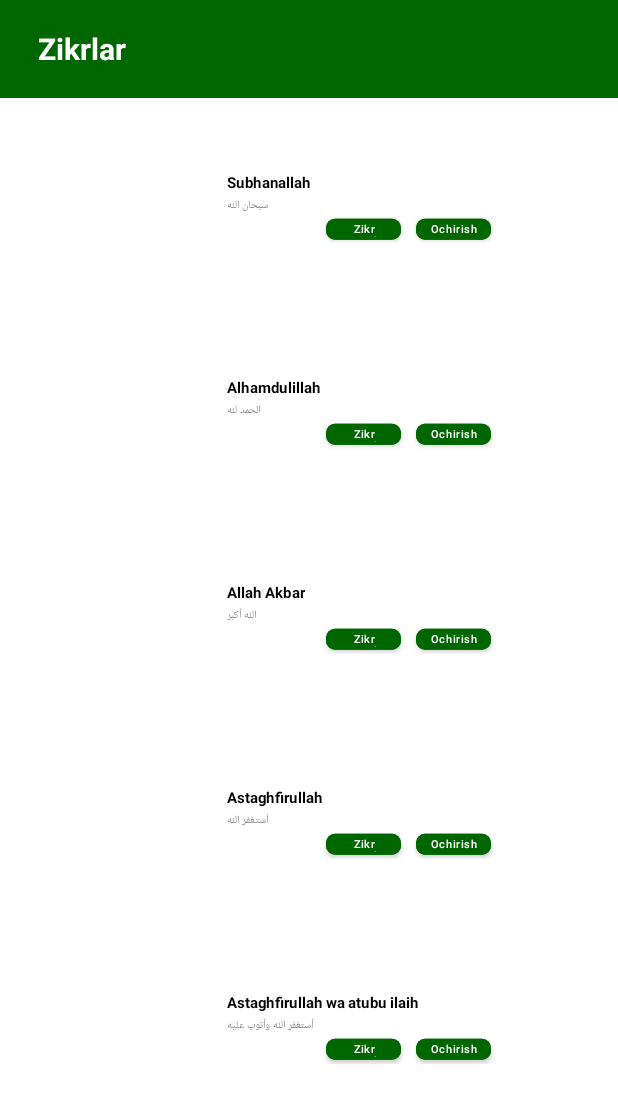
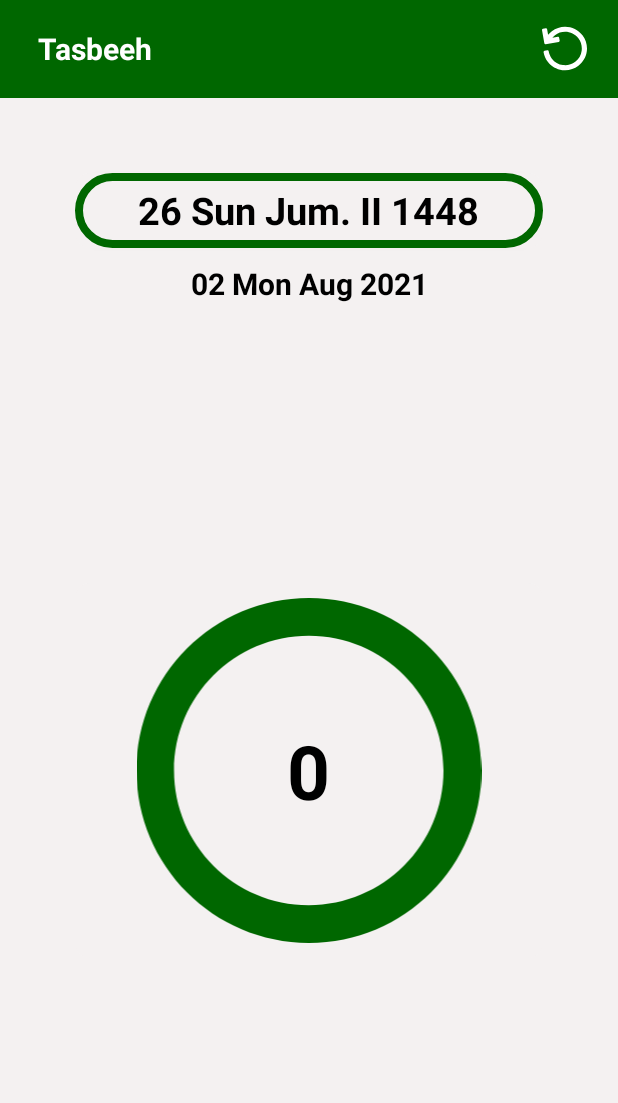
Before and after one commit to vohidof/Tasbeeh, an Android app: the screen it shows after launch (MainActivity), on a phone screen of 412 x 824 dp. Shown: the top 1103 px of the screen. Run offline under Robolectric (Android 15) with nearby library versions, the phone set to English and light mode, and no system bars.

Commit message:
Tasbeehda RecyclerViewdan foydalanilgan

```diff
--- a/app/src/main/java/Adapter/RvAdapter.kt
+++ /dev/null
@@ -1,47 +0,0 @@
-package Adapter
-
-import Model.Remembrance
-import android.content.Context
-import android.content.Intent
-import android.view.LayoutInflater
-import android.view.View
-import android.view.ViewGroup
-import android.view.animation.AnimationUtils
-import android.widget.ArrayAdapter
-import androidx.recyclerview.widget.RecyclerView
-import com.example.tasbeeh.R
-import com.example.tasbeeh.Tasbeeh
-import kotlinx.android.synthetic.main.item_rv.view.*
-
-class RvAdapter(var context: Context, var list: ArrayList<Remembrance>) :
-    RecyclerView.Adapter<RvAdapter.MyViewHolder>() {
-
-    inner class MyViewHolder(var itemView: View) : RecyclerView.ViewHolder(itemView) {
-        fun onBind(rvModel: Remembrance, position: Int) {
-            itemView.txtNameArabic.text = rvModel.nameArabic
-            itemView.txtNameLatin.text = rvModel.nameLatin
-            itemView.animation = AnimationUtils.loadAnimation(context, R.anim.anim1)
-
-            itemView.btn_zikraytish.setOnClickListener {
-                val intent = Intent(context, Tasbeeh::class.java)
-                intent.putExtra("nameArabic", list[position].nameArabic)
-                intent.putExtra("nameLatin", list[position].nameLatin)
-                intent.putExtra("total", list[position].total)
-                intent.putExtra("position", position)
-                context.startActivity(intent)
-            }
-        }
-    }
-
-    override fun onCreateViewHolder(parent: ViewGroup, viewType: Int): MyViewHolder {
-        return MyViewHolder(
-            LayoutInflater.from(parent.context).inflate(R.layout.item_rv, parent, false)
-        )
-    }
-
-    override fun onBindViewHolder(holder: MyViewHolder, position: Int) {
-        holder.onBind(list[position], position)
-    }
-
-    override fun getItemCount(): Int = list.size
-}
--- a/app/src/main/java/Cache/MySharedPreference.kt
+++ /dev/null
@@ -1,41 +0,0 @@
-package Cache
-
-import Model.Remembrance
-import android.content.Context
-import android.content.SharedPreferences
-import com.google.gson.Gson
-import com.google.gson.reflect.TypeToken
-
-
-object MySharedPreference {
-    private const val NAME = "KeshXotiraFayli"
-    private const val MODE = Context.MODE_PRIVATE
-    private lateinit var preferences: SharedPreferences
-
-    fun init(context: Context) {
-        preferences = context.getSharedPreferences(NAME, MODE)
-    }
-
-    private inline fun SharedPreferences.edit(operation: (SharedPreferences.Editor) -> Unit) {
-        val editor = edit()
-        operation(editor)
-        editor.apply()
-    }
-
-    var objectString: ArrayList<Remembrance>
-        get() = gsonStringToArray(preferences.getString("obekt", "[]")!!)
-        set(value) = preferences.edit {
-            if (value != null) {
-                it.putString("obekt", arrayToGsonString(value))
-            }
-        }
-
-    fun arrayToGsonString(arrayList: ArrayList<Remembrance>): String {
-        return Gson().toJson(arrayList)
-    }
-
-    fun gsonStringToArray(gsonString: String): ArrayList<Remembrance> {
-        val typeToken = object : TypeToken<ArrayList<Remembrance>>() {}.type
-        return Gson().fromJson(gsonString, typeToken)
-    }
-}
--- a/app/src/main/java/Model/Remembrance.kt
+++ /dev/null
@@ -1,19 +0,0 @@
-package Model
-
-import java.io.Serializable
-
-class Remembrance : Serializable {
-    var nameLatin:String? = null
-    var nameArabic:String? = null
-    var total : Int? = null
-
-
-
-    constructor(nameLatin: String?, nameArabic: String, total: Int?) {
-        this.nameLatin = nameLatin
-        this.nameArabic = nameArabic
-        this.total = total
-    }
-
-    constructor()
-}
--- a/app/src/main/java/com/example/tasbeeh/MainActivity.kt
+++ b/app/src/main/java/com/example/tasbeeh/MainActivity.kt
@@ -1,39 +1,60 @@
 package com.example.tasbeeh
 
-import Adapter.RvAdapter
-import Cache.MySharedPreference
-import Model.Remembrance
+import android.content.Context
+import android.content.SharedPreferences
+import android.os.Build
 import androidx.appcompat.app.AppCompatActivity
 import android.os.Bundle
+import android.widget.Toast
+import androidx.annotation.RequiresApi
+import androidx.core.view.isVisible
 import kotlinx.android.synthetic.main.activity_main.*
+import java.time.LocalDateTime
+import java.time.chrono.HijrahDate
+import java.time.format.DateTimeFormatter
+import java.util.*
 
 class MainActivity : AppCompatActivity() {
 
-    lateinit var rvAdapter: RvAdapter
+    lateinit var context: Context
 
+    @RequiresApi(Build.VERSION_CODES.O)
     override fun onCreate(savedInstanceState: Bundle?) {
         super.onCreate(savedInstanceState)
         setContentView(R.layout.activity_main)
         supportActionBar?.hide()
+        val sharedPreferences: SharedPreferences = getPreferences(Context.MODE_PRIVATE)
+        val editor: SharedPreferences.Editor = sharedPreferences.edit()
 
-    }
+        var number = sharedPreferences.getInt("timesRepeated", 0)
 
-    override fun onStart() {
-        super.onStart()
+        txtTotal.text = number.toString()
 
-        MySharedPreference.init(this)
-        val list = MySharedPreference.objectString
+        context = this
 
-        list.add(Remembrance("Subhanallah", "سبحان الله", 0))
-        list.add(Remembrance("Alhamdulillah", "الحمد لله", 0))
-        list.add(Remembrance("Allah Akbar", "الله أكبر", 0))
-        list.add(Remembrance("Astaghfirullah", "أستغفر الله", 0))
-        list.add(Remembrance("Astaghfirullah wa atubu ilaih", "أستغفر الله وأتوب عليه", 0))
+        imgPressCount.setOnClickListener {
+            number++
 
-        rvAdapter = RvAdapter(this, list)
+            editor.clear()
+            editor.putInt("timesRepeated", number)
+            editor.apply()
+            editor.commit()
 
-        rvAdapter.notifyDataSetChanged()
-        recyclerMovies.adapter = rvAdapter
+            number = sharedPreferences.getInt("timesRepeated", 0)
 
+            txtTotal.text = number.toString()
+
+        }
+
+        imgRestart.setOnClickListener {
+            number = 0
+            txtTotal.text = number.toString()
+
+        }
+        val latinedate = LocalDateTime.now()
+        val hijrah = HijrahDate.now()
+        val formatter = DateTimeFormatter.ofPattern("dd EEE MMM yyyy")
+        txtDateLatine.text = latinedate.format(formatter)
+        txtDateArabic.text = hijrah.format(formatter)
     }
 }
--- a/app/src/main/res/drawable/card_design.xml
+++ b/app/src/main/res/drawable/card_design.xml
@@ -6,4 +6,5 @@
         />
 
     <corners android:radius="30dp"/>
+
 </shape>
--- /dev/null
+++ b/app/src/main/res/drawable/ic_restart.xml
@@ -0,0 +1,9 @@
+<vector xmlns:android="http://schemas.android.com/apk/res/android"
+    android:width="303.596dp"
+    android:height="303.596dp"
+    android:viewportWidth="303.596"
+    android:viewportHeight="303.596">
+  <path
+      android:pathData="M273.193,62.099C245.08,25.376 202.332,4.314 155.911,4.314c-32.636,0 -63.584,10.485 -89.5,30.323c-9.377,7.179 -17.86,15.48 -25.245,24.642l-6.585,-37.299c-0.721,-4.079 -4.615,-6.807 -8.69,-6.082L6.196,19.374c-1.959,0.346 -3.7,1.456 -4.841,3.085c-1.141,1.63 -1.587,3.645 -1.241,5.604l15.646,88.629c0.643,3.638 3.807,6.198 7.377,6.198c0.433,0 0.872,-0.038 1.313,-0.116l88.63,-15.646c4.079,-0.72 6.802,-4.61 6.082,-8.689l-3.477,-19.695c-0.346,-1.959 -1.455,-3.7 -3.085,-4.841c-1.63,-1.141 -3.645,-1.586 -5.604,-1.241l-36.933,6.52c5.195,-6.14 11.075,-11.741 17.624,-16.754c19.762,-15.127 43.361,-23.122 68.247,-23.122c35.419,0 68.028,16.063 89.469,44.069c18.266,23.86 26.146,53.406 22.19,83.194c-3.957,29.789 -19.277,56.254 -43.138,74.519c-19.818,15.171 -43.38,23.19 -68.139,23.19c-4.996,0 -10.062,-0.336 -15.057,-0.999c-29.788,-3.956 -56.253,-19.275 -74.519,-43.137c-11.118,-14.523 -18.59,-31.659 -21.609,-49.556c-0.331,-1.961 -1.428,-3.711 -3.049,-4.864c-1.62,-1.153 -3.634,-1.613 -5.595,-1.284l-19.721,3.327c-4.084,0.689 -6.836,4.559 -6.148,8.643c3.963,23.495 13.759,45.975 28.33,65.009c23.948,31.284 58.647,51.37 97.702,56.557c6.534,0.868 13.165,1.308 19.708,1.308c32.486,0 63.39,-10.514 89.369,-30.402c31.285,-23.948 51.371,-58.647 56.558,-97.703C307.475,132.121 297.143,93.383 273.193,62.099z"
+      android:fillColor="@color/white"/>
+</vector>
--- a/app/src/main/res/layout/activity_main.xml
+++ b/app/src/main/res/layout/activity_main.xml
@@ -4,7 +4,8 @@
     xmlns:tools="http://schemas.android.com/tools"
     android:layout_width="match_parent"
     android:layout_height="match_parent"
-    tools:context=".MainActivity">
+    tools:context=".MainActivity"
+    android:background="@color/gray">
 
     <LinearLayout
         android:id="@+id/toolBar"
@@ -20,20 +21,132 @@
             android:layout_gravity="center"
             android:layout_marginStart="25dp"
             android:layout_marginLeft="25dp"
-            android:text="Zikrlar"
+            android:text="@string/tasbeeh"
             android:textColor="@color/white"
             android:textSize="20sp"
             android:textStyle="bold" />
 
+        <ImageView
+            android:id="@+id/imgRestart"
+            android:layout_width="50dp"
+            android:layout_height="50dp"
+            android:src="@drawable/ic_restart"
+            android:padding="10dp"
+            android:layout_marginTop="7dp"
+            android:layout_marginLeft="250dp"
+            android:layout_marginStart="250dp" />
+
     </LinearLayout>
 
-    <androidx.recyclerview.widget.RecyclerView
-        android:id="@+id/recyclerMovies"
+    <androidx.cardview.widget.CardView
+        android:id="@+id/card1"
         android:layout_width="match_parent"
-        android:layout_marginTop="65dp"
-        android:layout_height="match_parent"
-        app:layoutManager="androidx.recyclerview.widget.LinearLayoutManager"
-        app:layout_constraintTop_toBottomOf="@id/toolBar"
-        tools:listitem="@layout/item_rv" />
+        android:layout_height="50dp"
+        android:layout_marginHorizontal="50dp"
+        android:layout_marginTop="50dp"
+        android:backgroundTint="@color/gray"
+        android:foreground="@drawable/card_design"
+        app:cardCornerRadius="10dp"
+        app:layout_constraintLeft_toLeftOf="parent"
+        app:layout_constraintRight_toRightOf="parent"
+        app:layout_constraintTop_toBottomOf="@+id/toolBar">
+
+        <TextView
+            android:id="@+id/txtDateArabic"
+            android:layout_width="wrap_content"
+            android:layout_height="wrap_content"
+            android:layout_gravity="center"
+            android:text=""
+            android:textColor="@color/black"
+            android:textSize="25sp"
+            android:textStyle="bold" />
+
+    </androidx.cardview.widget.CardView>
+
+    <TextView
+        android:id="@+id/txtDateLatine"
+        android:layout_width="wrap_content"
+        android:layout_height="wrap_content"
+        android:layout_marginTop="10dp"
+        android:text="15 Juli 2021"
+        android:textColor="@color/black"
+        android:textSize="20sp"
+        android:textStyle="bold"
+        app:layout_constraintLeft_toLeftOf="parent"
+        app:layout_constraintRight_toRightOf="parent"
+        app:layout_constraintTop_toBottomOf="@id/card1" />
+
+
+    <!--<androidx.cardview.widget.CardView
+        android:id="@+id/card2"
+        android:layout_width="match_parent"
+        android:layout_height="70dp"
+        android:layout_marginHorizontal="30dp"
+        android:layout_marginTop="40dp"
+        android:backgroundTint="@color/gray"
+        android:foreground="@drawable/card_design"
+        app:cardCornerRadius="50dp"
+        app:layout_constraintBottom_toTopOf="@id/txtLatineRemembrance"
+        app:layout_constraintLeft_toLeftOf="parent"
+        app:layout_constraintRight_toRightOf="parent"
+        app:layout_constraintTop_toBottomOf="@id/txtDateLatine">
+
+        <TextView
+            android:id="@+id/txtArabicRemembrance"
+            android:layout_width="wrap_content"
+            android:layout_height="wrap_content"
+            android:layout_gravity="center"
+            android:text="سبحان الله"
+            android:textColor="@color/black"
+            android:textSize="40sp"
+            android:textStyle="bold" />
+
+    </androidx.cardview.widget.CardView>
+
+    <TextView
+        android:id="@+id/txtLatineRemembrance"
+        android:layout_width="wrap_content"
+        android:layout_height="wrap_content"
+        android:layout_marginTop="10dp"
+        android:text="Subhanallah"
+        android:textColor="@color/black"
+        android:textSize="20sp"
+        android:textStyle="bold"
+        app:layout_constraintLeft_toLeftOf="parent"
+        app:layout_constraintRight_toRightOf="parent"
+        app:layout_constraintTop_toBottomOf="@id/card2" />-->
+
+
+    <com.google.android.material.card.MaterialCardView
+        android:id="@+id/cardPress"
+        android:layout_width="match_parent"
+        android:layout_height="250dp"
+        android:layout_marginHorizontal="50dp"
+        android:backgroundTint="@color/gray"
+        app:cardCornerRadius="10dp"
+        app:cardElevation="-1dp"
+        app:layout_constraintBottom_toBottomOf="parent"
+        app:layout_constraintLeft_toLeftOf="parent"
+        app:layout_constraintRight_toRightOf="parent"
+        app:layout_constraintTop_toBottomOf="@id/txtDateLatine">
+
+        <ImageView
+            android:id="@+id/imgPressCount"
+            android:layout_width="match_parent"
+            android:layout_height="match_parent"
+            android:padding="10dp"
+            android:src="@drawable/circle" />
+
+        <TextView
+            android:id="@+id/txtTotal"
+            android:layout_width="wrap_content"
+            android:layout_height="wrap_content"
+            android:layout_gravity="center"
+            android:text="@string/_0"
+            android:textColor="@color/black"
+            android:textSize="50sp"
+            android:textStyle="bold" />
+
+    </com.google.android.material.card.MaterialCardView>
 
 </androidx.constraintlayout.widget.ConstraintLayout>
--- a/app/src/main/res/layout/item_rv.xml
+++ /dev/null
@@ -1,61 +0,0 @@
-<?xml version="1.0" encoding="utf-8"?>
-<androidx.constraintlayout.widget.ConstraintLayout xmlns:android="http://schemas.android.com/apk/res/android"
-    xmlns:app="http://schemas.android.com/apk/res-auto"
-    android:layout_width="match_parent"
-    android:layout_height="wrap_content"
-    android:layout_margin="10dp"
-    android:orientation="vertical">
-
-    <TextView
-        android:id="@+id/txtNameLatin"
-        android:layout_width="wrap_content"
-        android:layout_height="wrap_content"
-        android:layout_marginLeft="20dp"
-        android:layout_marginTop="20dp"
-        android:text="@string/app_name"
-        android:textColor="@color/black"
-        android:textSize="20sp"
-        android:textStyle="bold"
-        app:layout_constraintLeft_toLeftOf="parent"
-        app:layout_constraintTop_toTopOf="parent"
-        android:layout_marginStart="20dp" />
-
-    <TextView
-        android:id="@+id/txtNameArabic"
-        android:layout_width="wrap_content"
-        android:layout_height="wrap_content"
-        android:layout_marginLeft="20dp"
-        android:layout_marginTop="5dp"
-        android:text="@string/app_name"
-        app:layout_constraintLeft_toLeftOf="parent"
-        app:layout_constraintTop_toBottomOf="@id/txtNameLatin"
-        android:layout_marginStart="20dp" />
-
-    <com.google.android.material.button.MaterialButton
-        android:id="@+id/btn_delete"
-        android:layout_width="100dp"
-        android:layout_height="40dp"
-        android:layout_marginRight="20dp"
-        android:backgroundTint="@color/green"
-        android:text="Ochirish"
-        app:cornerRadius="12dp"
-        android:textAllCaps="false"
-        app:layout_constraintBottom_toBottomOf="parent"
-        app:layout_constraintRight_toRightOf="parent"
-        app:layout_constraintTop_toBottomOf="@id/txtNameArabic"
-        android:layout_marginEnd="20dp" />
-
-
-    <com.google.android.material.button.MaterialButton
-        android:id="@+id/btn_zikraytish"
-        android:layout_width="100dp"
-        android:layout_height="40dp"
-        android:layout_marginRight="20dp"
-        android:backgroundTint="@color/green"
-        android:text="Zikr aytsih"
-        android:textAllCaps="false"
-        app:cornerRadius="12dp"
-        app:layout_constraintRight_toLeftOf="@id/btn_delete"
-        app:layout_constraintTop_toBottomOf="@id/txtNameArabic"
-        android:layout_marginEnd="20dp" />
-</androidx.constraintlayout.widget.ConstraintLayout>
--- a/app/src/main/res/values/strings.xml
+++ b/app/src/main/res/values/strings.xml
@@ -2,4 +2,5 @@
     <string name="app_name">Tasbeeh</string>
     <string name="_0">0</string>
     <string name="close">Close</string>
+    <string name="tasbeeh">Tasbeeh</string>
 </resources>
```
Also changed, not shown: app/src/main/java/com/example/tasbeeh/Tasbeeh.kt (deleted, +0 -58 lines), app/src/main/res/layout/activity_tasbeeh.xml (deleted, +0 -134 lines).
